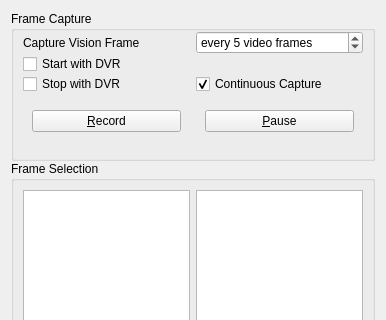
Above: tasks/vision/toVisionWidget.ui from davidgrier/pyfab before the change; both pictures show x 0 to 386 and y 0 to 320 of the 386 by 500 pixel window. Below: the same form after it.
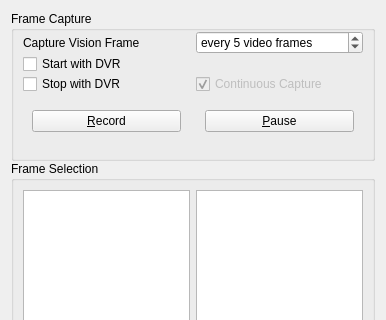
That is the form after the change. Icons and pictures are not drawn.

```diff
--- a/tasks/vision/toVisionWidget.ui
+++ b/tasks/vision/toVisionWidget.ui
@@ -169,6 +169,9 @@
       </item>
       <item row="2" column="1">
        <widget class="QCheckBox" name="continuous">
+        <property name="enabled">
+         <bool>false</bool>
+        </property>
         <property name="text">
          <string>Continuous Capture</string>
         </property>
```
Left out of the diff: 3 changed lines with no effect on the pictures.
